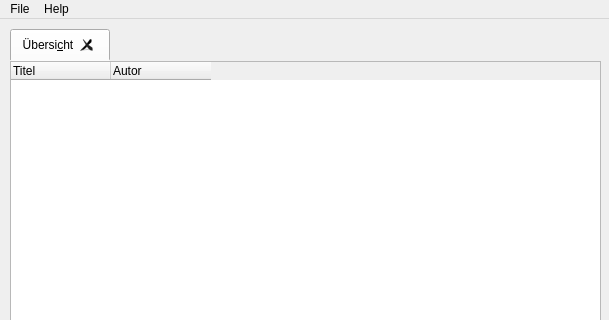
Old version of the form mainwindow.ui in the repository ManiacTwister/MMMLauncher; both pictures show x 0 to 609 and y 0 to 320 of the 609 by 704 pixel window.
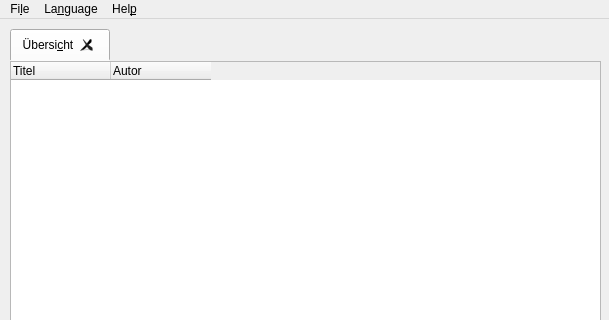
New version of the form. Icons and pictures are not drawn.

```diff
--- a/mainwindow.ui
+++ b/mainwindow.ui
@@ -414,7 +414,7 @@
    </property>
    <widget class="QMenu" name="menuFile">
     <property name="title">
-     <string>File</string>
+     <string>Fi&amp;le</string>
     </property>
     <addaction name="actionSettings"/>
     <addaction name="separator"/>
@@ -422,11 +422,17 @@
    </widget>
    <widget class="QMenu" name="menuHelp">
     <property name="title">
-     <string>Help</string>
+     <string>Hel&amp;p</string>
     </property>
     <addaction name="actionAbout"/>
    </widget>
+   <widget class="QMenu" name="menuLanguage">
+    <property name="title">
+     <string>La&amp;nguage</string>
+    </property>
+   </widget>
    <addaction name="menuFile"/>
+   <addaction name="menuLanguage"/>
    <addaction name="menuHelp"/>
   </widget>
   <action name="actionSettings">
```
Left out of the diff: 9 changed lines with no effect on the pictures.
